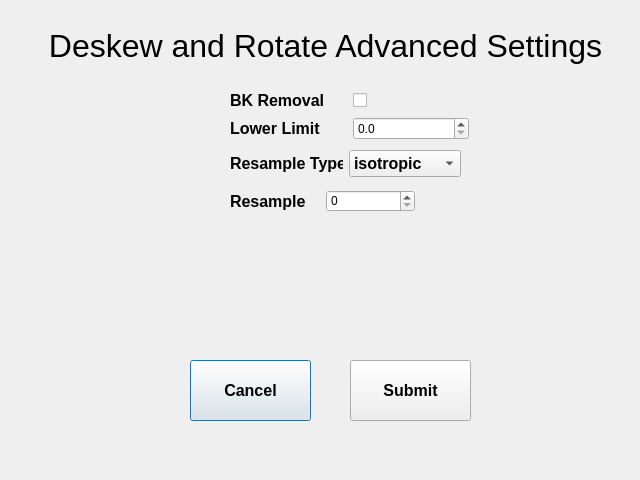
Qt form dsradvanced.ui (abcucberkeley/PetaKit5D-GUI) before a commit.
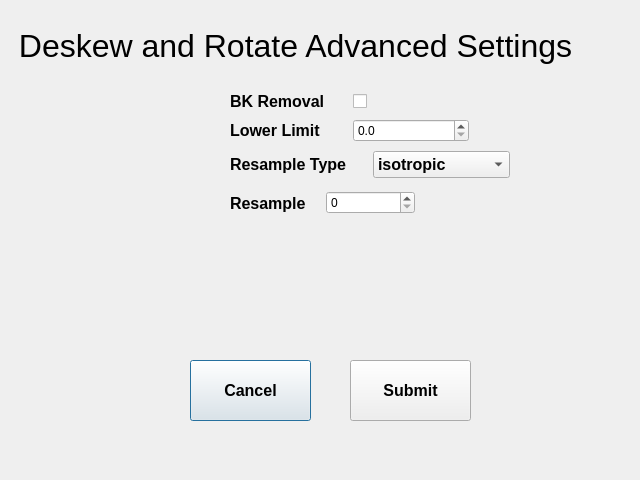
The same form after that commit.

Patch:
```diff
--- a/dsradvanced.ui
+++ b/dsradvanced.ui
@@ -16,9 +16,9 @@
   <widget class="QLabel" name="dsrAdvancedSettingsLabel">
    <property name="geometry">
     <rect>
-     <x>40</x>
+     <x>10</x>
      <y>10</y>
-     <width>561</width>
+     <width>631</width>
      <height>71</height>
     </rect>
    </property>
@@ -76,8 +76,8 @@
     <rect>
      <x>230</x>
      <y>150</y>
-     <width>231</width>
-     <height>27</height>
+     <width>280</width>
+     <height>29</height>
     </rect>
    </property>
    <layout class="QHBoxLayout" name="horizontalLayout_5">
@@ -130,7 +130,7 @@
      <x>230</x>
      <y>190</y>
      <width>185</width>
-     <height>22</height>
+     <height>26</height>
     </rect>
    </property>
    <layout class="QHBoxLayout" name="horizontalLayout_6">
@@ -159,7 +159,7 @@
      <x>230</x>
      <y>90</y>
      <width>239</width>
-     <height>51</height>
+     <height>55</height>
     </rect>
    </property>
    <layout class="QVBoxLayout" name="verticalLayout_2">
```
